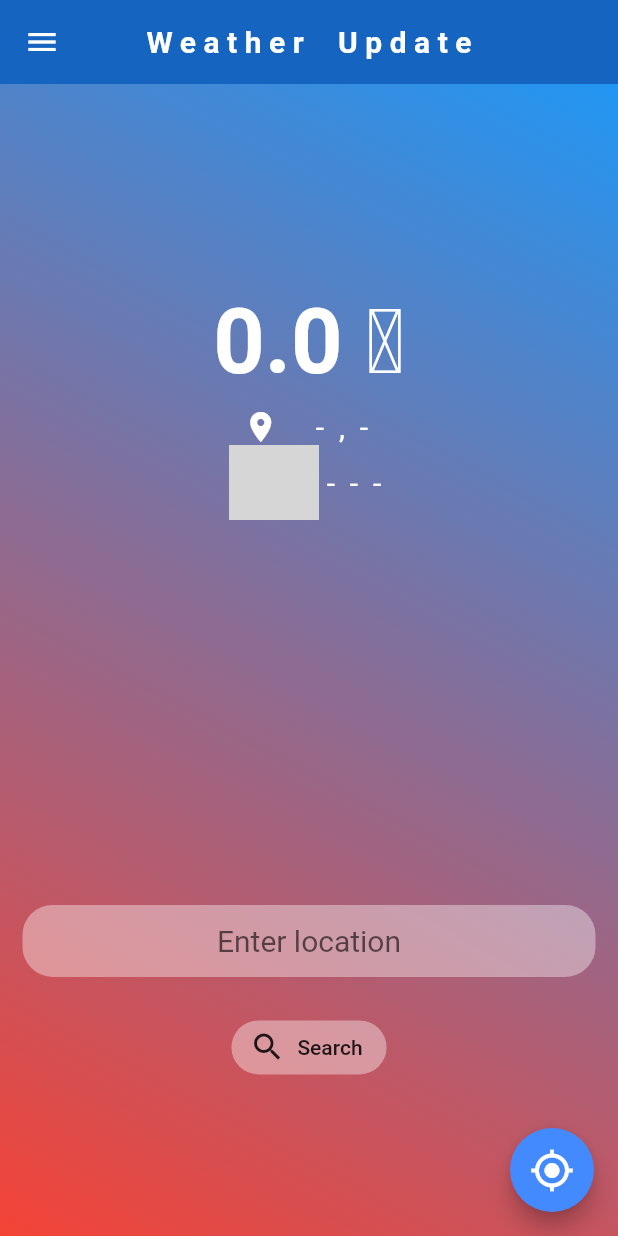
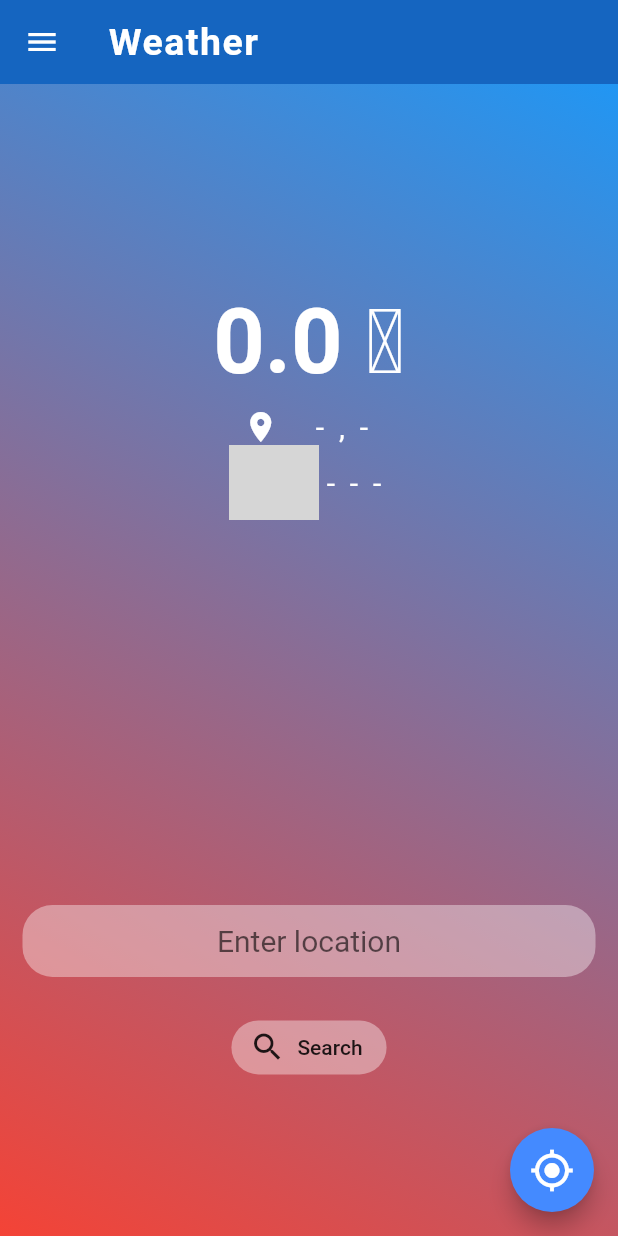
Before and after one commit to jatinchaudhary/Weather-app, a Flutter app: the screen it shows after launch, on a phone screen of 412 x 824 dp. Run offline on Flutter 3.47's test engine with Material 2 defaults, Android fonts, the phone set to English and light mode, and no system bars; our stand-ins replace geolocator; network calls fail; grey boxes are pictures that could not be loaded.

Commit message:
Weather app

```diff
--- a/lib/main.dart
+++ b/lib/main.dart
@@ -1,10 +1,5 @@
-import 'dart:collection';
-import 'dart:ui';
-import 'package:flutter/cupertino.dart';
 import 'package:flutter/material.dart';
-import 'package:flutter/services.dart';
 import 'package:http/http.dart' as http;
-import 'cls.dart';
 import 'dart:convert';
 import 'package:geolocator/geolocator.dart';
 
@@ -109,11 +104,11 @@ class _MyAppState extends State<MyApp> {
 
         appBar: AppBar(
           title: Text(
-            "Weather Update",
+            "Weather",
             style: TextStyle(
-                letterSpacing: 5, wordSpacing: 8, fontWeight: FontWeight.bold),
+                letterSpacing: 1, fontWeight: FontWeight.bold,fontSize: 25),
           ),
-          centerTitle: true,
+          //centerTitle: true,
           backgroundColor: Colors.blue[800],
           elevation: 0,
         ),
@@ -141,10 +136,11 @@ class _MyAppState extends State<MyApp> {
                 ),
               ),
               SizedBox(
-                height: 20,
+                height: 10,
               ),
               Row(
                 children: [
+                  SizedBox(width: 20,),
                   Icon(Icons.whatshot),
                   Text(" Temperature        $temp \u2103"),
                 ],
@@ -152,6 +148,7 @@ class _MyAppState extends State<MyApp> {
               Divider(),
               Row(
                 children: [
+                  SizedBox(width: 20,),
                   Icon(Icons.ac_unit_sharp),
                   Text(" Condition             $view"),
                 ],
@@ -159,6 +156,7 @@ class _MyAppState extends State<MyApp> {
               Divider(),
               Row(
                 children: [
+                  SizedBox(width: 20,),
                   Icon(Icons.all_out_rounded),
                   Text(" Humidity              " + humidity.toString()),
                 ],
@@ -166,6 +164,7 @@ class _MyAppState extends State<MyApp> {
               Divider(),
               Row(
                 children: [
+                  SizedBox(width: 20,),
                   Icon(Icons.speed),
                   Text(" Wind speed         " + windSpeed.toString()),
                 ],
@@ -173,6 +172,7 @@ class _MyAppState extends State<MyApp> {
               Divider(),
               Row(
                 children: [
+                  SizedBox(width: 20,),
                   Icon(Icons.text_rotation_angleup),
                   Text(" Wind degree        " + windDegree.toString()),
                 ],
@@ -180,6 +180,7 @@ class _MyAppState extends State<MyApp> {
               Divider(),
               Row(
                 children: [
+                  SizedBox(width: 20,),
                   Icon(Icons.remove_red_eye),
                   Text(" Visibility               " + visKm.toString() + " km"),
                 ],
@@ -187,6 +188,7 @@ class _MyAppState extends State<MyApp> {
               Divider(),
               Row(
                 children: [
+                  SizedBox(width: 20,),
                   Icon(Icons.hot_tub_rounded),
                   Text(" UV radiation         " + uv.toString()),
                 ],
```
